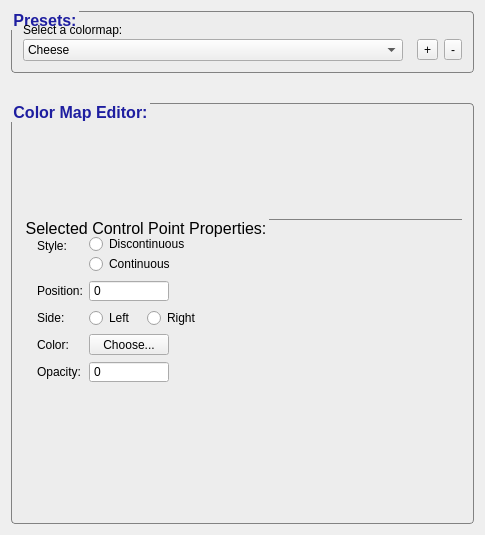
This is GUI/Qt/Components/ColorMapInspector.ui in pyushkevich/itksnap as Qt 5 draws it before an edit. The edited form follows.
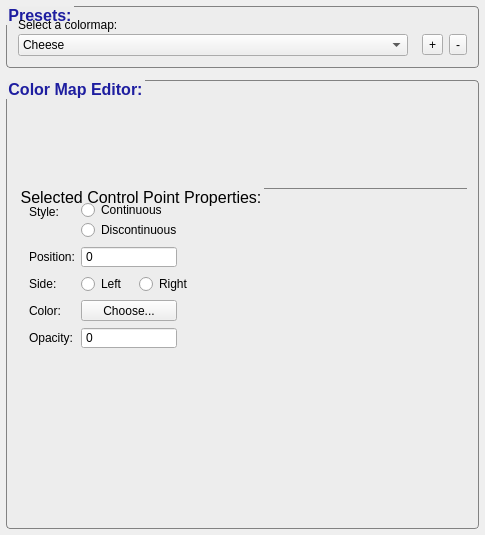
This is the edited form. Custom widgets are drawn as their Qt base class.

Patch:
```diff
--- a/GUI/Qt/Components/ColorMapInspector.ui
+++ b/GUI/Qt/Components/ColorMapInspector.ui
@@ -33,12 +33,15 @@
   </property>
   <layout class="QVBoxLayout" name="verticalLayout">
    <property name="spacing">
-    <number>30</number>
+    <number>12</number>
+   </property>
+   <property name="margin">
+    <number>6</number>
    </property>
    <item>
     <widget class="QGroupBox" name="groupBox">
      <property name="sizePolicy">
-      <sizepolicy hsizetype="Preferred" vsizetype="Preferred">
+      <sizepolicy hsizetype="Preferred" vsizetype="Minimum">
        <horstretch>0</horstretch>
        <verstretch>0</verstretch>
       </sizepolicy>
@@ -71,6 +74,24 @@
       </item>
       <item row="1" column="0">
        <widget class="QComboBox" name="inPreset">
+        <property name="sizePolicy">
+         <sizepolicy hsizetype="Preferred" vsizetype="Preferred">
+          <horstretch>0</horstretch>
+          <verstretch>0</verstretch>
+         </sizepolicy>
+        </property>
+        <property name="minimumSize">
+         <size>
+          <width>0</width>
+          <height>0</height>
+         </size>
+        </property>
+        <property name="currentIndex">
+         <number>0</number>
+        </property>
+        <property name="maxVisibleItems">
+         <number>16</number>
+        </property>
         <item>
          <property name="text">
           <string>Cheese</string>
@@ -129,7 +150,7 @@
      </property>
      <layout class="QVBoxLayout" name="verticalLayout_2">
       <property name="spacing">
-       <number>24</number>
+       <number>0</number>
       </property>
       <property name="margin">
        <number>6</number>
@@ -150,6 +171,22 @@
         </property>
        </widget>
       </item>
+      <item>
+       <spacer name="verticalSpacer">
+        <property name="orientation">
+         <enum>Qt::Vertical</enum>
+        </property>
+        <property name="sizeType">
+         <enum>QSizePolicy::Fixed</enum>
+        </property>
+        <property name="sizeHint" stdset="0">
+         <size>
+          <width>20</width>
+          <height>16</height>
+         </size>
+        </property>
+       </spacer>
+      </item>
       <item>
        <widget class="QGroupBox" name="groupBox_4">
         <property name="sizePolicy">
@@ -191,6 +228,15 @@
             <property name="fieldGrowthPolicy">
              <enum>QFormLayout::FieldsStayAtSizeHint</enum>
             </property>
+            <property name="horizontalSpacing">
+             <number>6</number>
+            </property>
+            <property name="verticalSpacing">
+             <number>6</number>
+            </property>
+            <property name="margin">
+             <number>6</number>
+            </property>
             <item row="0" column="0">
              <widget class="QLabel" name="label_5">
               <property name="text">
@@ -213,13 +259,6 @@
                <property name="margin">
                 <number>0</number>
                </property>
-               <item>
-                <widget class="QRadioButton" name="btnDiscont">
-                 <property name="text">
-                  <string>Discontinuous</string>
-                 </property>
-                </widget>
-               </item>
                <item>
                 <widget class="QRadioButton" name="btnCont">
                  <property name="text">
@@ -227,6 +266,13 @@
                  </property>
                 </widget>
                </item>
+               <item>
+                <widget class="QRadioButton" name="btnDiscont">
+                 <property name="text">
+                  <string>Discontinuous</string>
+                 </property>
+                </widget>
+               </item>
               </layout>
              </widget>
             </item>
@@ -247,7 +293,7 @@
               </property>
               <property name="minimumSize">
                <size>
-                <width>80</width>
+                <width>96</width>
                 <height>0</height>
                </size>
               </property>
@@ -315,19 +361,6 @@
               </property>
              </widget>
             </item>
-            <item row="3" column="1">
-             <widget class="QToolButton" name="btnControlColor">
-              <property name="minimumSize">
-               <size>
-                <width>80</width>
-                <height>0</height>
-               </size>
-              </property>
-              <property name="text">
-               <string>Choose...</string>
-              </property>
-             </widget>
-            </item>
             <item row="4" column="0">
              <widget class="QLabel" name="label_8">
               <property name="text">
@@ -345,7 +378,7 @@
               </property>
               <property name="minimumSize">
                <size>
-                <width>80</width>
+                <width>96</width>
                 <height>0</height>
                </size>
               </property>
@@ -373,6 +406,22 @@
               </property>
              </widget>
             </item>
+            <item row="3" column="1">
+             <widget class="QToolButton" name="btnControlColor">
+              <property name="minimumSize">
+               <size>
+                <width>96</width>
+                <height>0</height>
+               </size>
+              </property>
+              <property name="text">
+               <string>Choose...</string>
+              </property>
+              <property name="toolButtonStyle">
+               <enum>Qt::ToolButtonTextBesideIcon</enum>
+              </property>
+             </widget>
+            </item>
            </layout>
           </widget>
          </item>
```
